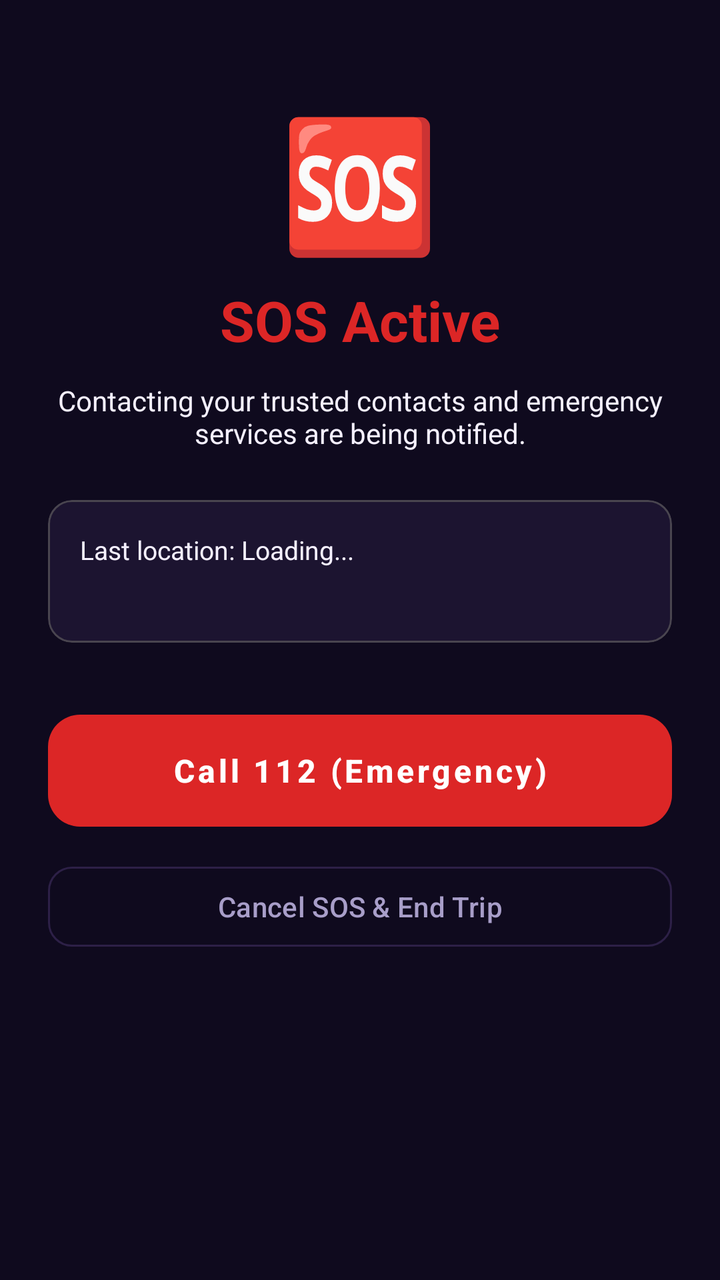
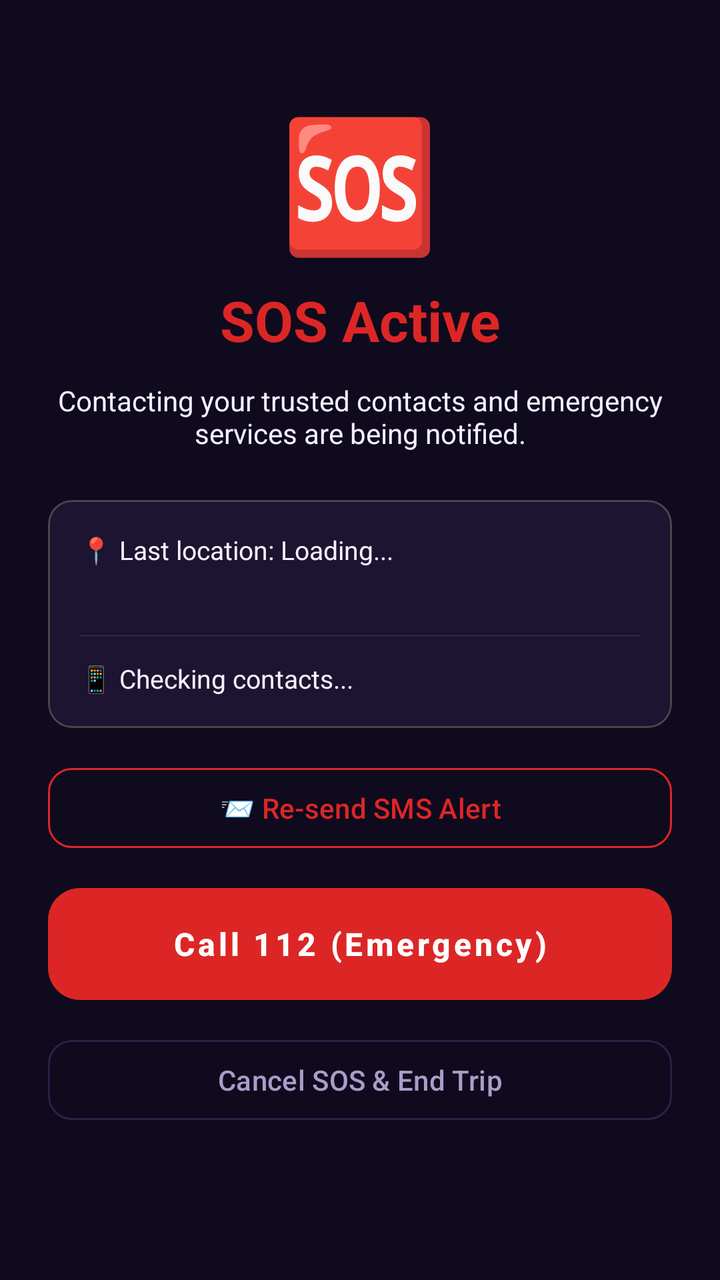

Before-and-after screenshots of an Android layout around one commit, followed by the original layout XML and the change that was made.
<!-- AndroidManifest.xml: application theme Theme.SheShield -->
<!-- res/layout/fragment_sos.xml -->
<?xml version="1.0" encoding="utf-8"?>
<ScrollView
    xmlns:android="http://schemas.android.com/apk/res/android"
    xmlns:app="http://schemas.android.com/apk/res-auto"
    android:layout_width="match_parent"
    android:layout_height="match_parent"
    android:background="@color/background">

    <LinearLayout
        android:layout_width="match_parent"
        android:layout_height="wrap_content"
        android:orientation="vertical"
        android:padding="24dp"
        android:gravity="center_horizontal">

        <TextView
            android:layout_width="wrap_content"
            android:layout_height="wrap_content"
            android:text="🆘"
            android:textSize="64sp"
            android:layout_marginTop="24dp" />

        <TextView
            android:layout_width="match_parent"
            android:layout_height="wrap_content"
            android:text="SOS Active"
            android:textSize="28sp"
            android:textStyle="bold"
            android:textColor="@color/sos_red"
            android:gravity="center"
            android:layout_marginTop="8dp" />

        <TextView
            android:layout_width="match_parent"
            android:layout_height="wrap_content"
            android:text="Contacting your trusted contacts and emergency services are being notified."
            android:textColor="@color/on_surface"
            android:textSize="14sp"
            android:gravity="center"
            android:layout_marginTop="12dp" />

        <com.google.android.material.card.MaterialCardView
            android:layout_width="match_parent"
            android:layout_height="wrap_content"
            android:layout_marginTop="24dp"
            app:cardBackgroundColor="@color/surface"
            app:cardCornerRadius="12dp">

            <LinearLayout
                android:layout_width="match_parent"
                android:layout_height="wrap_content"
                android:orientation="vertical"
                android:padding="16dp">

                <TextView
                    android:id="@+id/tv_sos_location"
                    android:layout_width="match_parent"
                    android:layout_height="wrap_content"
                    android:text="Last location: Loading..."
                    android:textColor="@color/on_surface"
                    android:textSize="13sp" />

                <TextView
                    android:id="@+id/tv_sos_dest"
                    android:layout_width="match_parent"
                    android:layout_height="wrap_content"
                    android:textColor="@color/on_surface_secondary"
                    android:textSize="13sp"
                    android:layout_marginTop="4dp" />

            </LinearLayout>

        </com.google.android.material.card.MaterialCardView>

        <com.google.android.material.button.MaterialButton
            android:id="@+id/btn_call_emergency"
            style="@style/Widget.SheShield.SosButton"
            android:layout_width="match_parent"
            android:layout_height="64dp"
            android:text="@string/btn_call_emergency"
            android:textSize="16sp"
            android:textStyle="bold"
            android:layout_marginTop="32dp"
            app:cornerRadius="16dp" />

        <com.google.android.material.button.MaterialButton
            android:id="@+id/btn_cancel_sos"
            style="@style/Widget.Material3.Button.OutlinedButton"
            android:layout_width="match_parent"
            android:layout_height="48dp"
            android:text="@string/btn_cancel_sos"
            android:textColor="@color/on_surface_secondary"
            app:strokeColor="@color/surface_variant"
            android:layout_marginTop="12dp"
            app:cornerRadius="12dp" />

    </LinearLayout>

</ScrollView>
<!-- resources referenced by this layout -->
<resources>
  <color name="background">#0F0A1E</color>
  <color name="on_surface">#F5F0FF</color>
  <color name="on_surface_secondary">#A89EC9</color>
  <color name="sos_red">#DC2626</color>
  <color name="surface">#1C1430</color>
  <color name="surface_variant">#2D2047</color>
  <string name="btn_call_emergency">Call 112 (Emergency)</string>
  <string name="btn_cancel_sos">Cancel SOS &amp; End Trip</string>
  <style name="Widget.SheShield.SosButton" parent="Widget.Material3.Button">
          <item name="backgroundTint">@color/sos_red</item>
          <item name="android:textColor">@color/white</item>
          <item name="android:textStyle">bold</item>
          <item name="android:letterSpacing">0.1</item>
      </style>
  <style name="Theme.SheShield" parent="Theme.Material3.Dark.NoActionBar">
          <item name="colorPrimary">@color/purple_primary</item>
          <item name="colorPrimaryVariant">@color/purple_dark</item>
          <item name="colorSecondary">@color/purple_light</item>
          <item name="android:colorBackground">@color/background</item>
          <item name="colorSurface">@color/surface</item>
          <item name="colorOnSurface">@color/on_surface</item>
          <item name="android:statusBarColor">@color/background</item>
          <item name="android:navigationBarColor">@color/background</item>
          <item name="android:windowLightStatusBar">false</item>
      </style>
  <color name="white">#FFFFFF</color>
  <color name="purple_primary">#7C3AED</color>
  <color name="purple_dark">#5B21B6</color>
  <color name="purple_light">#A78BFA</color>
</resources>

<!-- the commit's change to res/layout/fragment_sos.xml (unified diff, before → after) -->
@@ -56,7 +56,7 @@
                     android:id="@+id/tv_sos_location"
                     android:layout_width="match_parent"
                     android:layout_height="wrap_content"
-                    android:text="Last location: Loading..."
+                    android:text="📍 Last location: Loading..."
                     android:textColor="@color/on_surface"
                     android:textSize="13sp" />
 
@@ -68,9 +68,37 @@
                     android:textSize="13sp"
                     android:layout_marginTop="4dp" />
 
+                <View
+                    android:layout_width="match_parent"
+                    android:layout_height="1dp"
+                    android:background="@color/surface_variant"
+                    android:layout_marginTop="12dp"
+                    android:layout_marginBottom="12dp" />
+
+                
+                <TextView
+                    android:id="@+id/tv_sos_contacts"
+                    android:layout_width="match_parent"
+                    android:layout_height="wrap_content"
+                    android:text="📱 Checking contacts..."
+                    android:textColor="@color/on_surface"
+                    android:textSize="13sp" />
+
             </LinearLayout>
 
         </com.google.android.material.card.MaterialCardView>
+
+        
+        <com.google.android.material.button.MaterialButton
+            android:id="@+id/btn_resend_sms"
+            style="@style/Widget.Material3.Button.OutlinedButton"
+            android:layout_width="match_parent"
+            android:layout_height="48dp"
+            android:text="📨 Re-send SMS Alert"
+            android:textColor="@color/sos_red"
+            app:strokeColor="@color/sos_red"
+            android:layout_marginTop="16dp"
+            app:cornerRadius="12dp" />
 
         <com.google.android.material.button.MaterialButton
             android:id="@+id/btn_call_emergency"
@@ -80,7 +108,7 @@
             android:text="@string/btn_call_emergency"
             android:textSize="16sp"
             android:textStyle="bold"
-            android:layout_marginTop="32dp"
+            android:layout_marginTop="12dp"
             app:cornerRadius="16dp" />
 
         <com.google.android.material.button.MaterialButton
